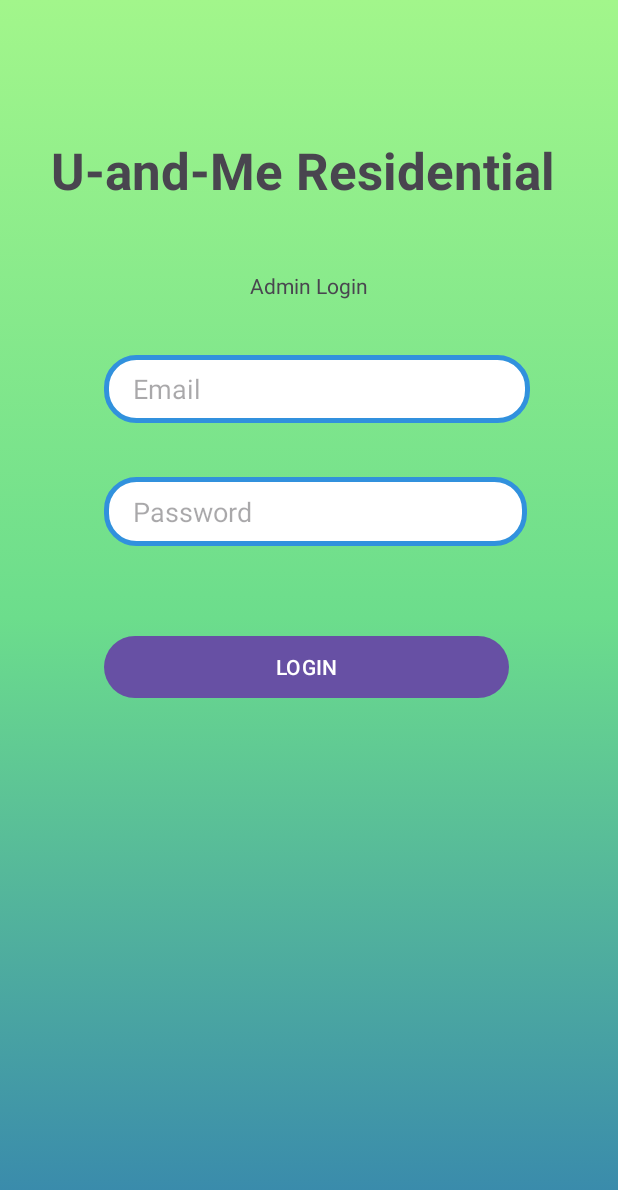
After one commit to MiaoOAO/FYProject, an Android app: the AdminLoginActivity screen opened directly, with no data from a screen before it, on a phone screen of 412 x 824 dp. The commit adds this screen. Shown: the top 1190 px of the screen. Run offline under Robolectric (Android 15) with nearby library versions, the phone set to English and light mode, and no system bars; our stand-ins replace Firebase (no records; nobody signed in at launch, a user with empty details on screens opened directly).

Commit message:
Branch 15 nothing change

```diff
--- a/app/build.gradle.kts
+++ b/app/build.gradle.kts
@@ -50,6 +50,8 @@ dependencies {
     implementation("com.google.firebase:firebase-database:21.0.0")
     implementation("com.google.firebase:firebase-firestore:25.0.0")
     implementation("androidx.activity:activity:1.8.0")
+    implementation("androidx.navigation:navigation-fragment-ktx:2.6.0")
+    implementation("androidx.navigation:navigation-ui-ktx:2.6.0")
     testImplementation("junit:junit:4.13.2")
     androidTestImplementation("androidx.test.ext:junit:1.1.5")
     androidTestImplementation("androidx.test.espresso:espresso-core:3.5.1")
@@ -65,6 +67,7 @@ dependencies {
     implementation ("androidx.recyclerview:recyclerview:1.3.2")
     // for adding cardview
     implementation ("androidx.cardview:cardview:1.0.0")
+    implementation ("com.google.firebase:firebase-storage:20.0.0")
 
 
 }
--- a/app/src/main/AndroidManifest.xml
+++ b/app/src/main/AndroidManifest.xml
@@ -15,6 +15,10 @@
         android:supportsRtl="true"
         android:theme="@style/Theme.FYProject"
         tools:targetApi="31">
+        <activity
+            android:name=".admin.AdminLoginActivity"
+            android:exported="false"
+            android:theme="@style/Theme.FYProject" />
         <activity
             android:name=".ProfileFormActivity"
             android:exported="false" />
--- /dev/null
+++ b/app/src/main/java/com/example/fyproject/admin/AdminLoginActivity.kt
@@ -0,0 +1,62 @@
+package com.example.fyproject.admin
+
+import android.content.Intent
+import android.os.Bundle
+import android.widget.Button
+import android.widget.TextView
+import android.widget.Toast
+import androidx.activity.enableEdgeToEdge
+import androidx.appcompat.app.AppCompatActivity
+import androidx.core.view.ViewCompat
+import androidx.core.view.WindowInsetsCompat
+import com.example.fyproject.ProfileFormActivity
+import com.example.fyproject.R
+import com.example.fyproject.UserMainPage
+import com.example.fyproject.databinding.ActivityAdminLoginBinding
+import com.example.fyproject.databinding.ActivityMainBinding
+import com.google.firebase.Firebase
+import com.google.firebase.auth.FirebaseAuth
+import com.google.firebase.database.DatabaseReference
+import com.google.firebase.database.database
+import com.google.firebase.firestore.firestore
+
+class AdminLoginActivity : AppCompatActivity() {
+
+    private lateinit var binding: ActivityAdminLoginBinding
+    private lateinit var firebaseAuth: FirebaseAuth
+    private lateinit var database: DatabaseReference
+    private var fireStoreDb = Firebase.firestore
+
+    override fun onCreate(savedInstanceState: Bundle?) {
+        super.onCreate(savedInstanceState)
+
+        binding = ActivityAdminLoginBinding.inflate(layoutInflater)
+        setContentView(binding.root)
+
+        firebaseAuth = FirebaseAuth.getInstance()
+        database = Firebase.database.reference
+
+        val login: Button= findViewById(R.id.adminLoginBtn)
+
+        login.setOnClickListener{
+            val email = binding.adminEmailLogin.text.toString()
+            val pass = binding.adminPassLogin.text.toString()
+
+
+            if(email.isNotEmpty() && pass.isNotEmpty()){
+                firebaseAuth.signInWithEmailAndPassword(email, pass).addOnCompleteListener {
+                    if (it.isSuccessful) {
+                            val intent = Intent(this, UserMainPage::class.java)
+                            startActivity(intent)
+                    } else {
+                        Toast.makeText(this, "Email or Password is invalid", Toast.LENGTH_SHORT).show()
+                    }
+                }
+            }else{
+                Toast.makeText(this, "Empty Fields is not allowed", Toast.LENGTH_SHORT).show()
+            }
+        }
+
+    }
+
+}
--- /dev/null
+++ b/app/src/main/res/layout/activity_admin_login.xml
@@ -0,0 +1,78 @@
+<?xml version="1.0" encoding="utf-8"?>
+<androidx.constraintlayout.widget.ConstraintLayout xmlns:android="http://schemas.android.com/apk/res/android"
+    xmlns:app="http://schemas.android.com/apk/res-auto"
+    xmlns:tools="http://schemas.android.com/tools"
+    android:layout_width="match_parent"
+    android:layout_height="match_parent"
+    android:background="@drawable/backgroundcolor"
+    tools:context=".MainActivity">
+
+    <TextView
+        android:id="@+id/textView"
+        android:layout_width="404dp"
+        android:layout_height="62dp"
+        android:layout_marginStart="8dp"
+        android:layout_marginEnd="8dp"
+        android:paddingHorizontal="30dp"
+        android:text="U-and-Me Residential"
+        android:textSize="34sp"
+        android:textStyle="bold"
+        app:layout_constraintBottom_toBottomOf="parent"
+        app:layout_constraintEnd_toEndOf="parent"
+        app:layout_constraintHorizontal_bias="0.555"
+        app:layout_constraintStart_toStartOf="parent"
+        app:layout_constraintTop_toTopOf="parent"
+        app:layout_constraintVertical_bias="0.119" />
+
+    <EditText
+        android:id="@+id/adminEmailLogin"
+        android:layout_width="284dp"
+        android:layout_height="45dp"
+        android:layout_marginTop="84dp"
+        android:background="@drawable/border"
+        android:ems="10"
+        android:hint="  Email"
+        android:inputType="text"
+        android:paddingHorizontal="10dp"
+        app:layout_constraintEnd_toEndOf="parent"
+        app:layout_constraintHorizontal_bias="0.542"
+        app:layout_constraintStart_toStartOf="parent"
+        app:layout_constraintTop_toBottomOf="@+id/textView" />
+
+    <EditText
+        android:id="@+id/adminPassLogin"
+        android:layout_width="282dp"
+        android:layout_height="46dp"
+        android:layout_marginTop="36dp"
+        android:background="@drawable/border"
+        android:ems="10"
+        android:hint="  Password"
+        android:inputType="textPassword"
+        android:paddingHorizontal="10dp"
+        app:layout_constraintEnd_toEndOf="@+id/adminEmailLogin"
+        app:layout_constraintHorizontal_bias="0.0"
+        app:layout_constraintStart_toStartOf="@+id/adminEmailLogin"
+        app:layout_constraintTop_toBottomOf="@+id/adminEmailLogin" />
+
+    <Button
+        android:id="@+id/adminLoginBtn"
+        android:layout_width="270dp"
+        android:layout_height="49dp"
+        android:layout_marginTop="56dp"
+        android:text="LOGIN"
+        app:layout_constraintEnd_toEndOf="@+id/adminPassLogin"
+        app:layout_constraintHorizontal_bias="0.0"
+        app:layout_constraintStart_toStartOf="@+id/adminPassLogin"
+        app:layout_constraintTop_toBottomOf="@+id/adminPassLogin" />
+
+    <TextView
+        android:id="@+id/textView4"
+        android:layout_width="wrap_content"
+        android:layout_height="wrap_content"
+        android:layout_marginTop="28dp"
+        android:text="Admin Login"
+        app:layout_constraintEnd_toEndOf="@+id/textView"
+        app:layout_constraintStart_toStartOf="@+id/textView"
+        app:layout_constraintTop_toBottomOf="@+id/textView" />
+
+</androidx.constraintlayout.widget.ConstraintLayout>
--- a/app/src/main/res/layout/activity_main.xml
+++ b/app/src/main/res/layout/activity_main.xml
@@ -89,7 +89,7 @@
         app:layout_constraintTop_toBottomOf="@+id/userLogin" />
 
     <TextView
-        android:id="@+id/textView4"
+        android:id="@+id/adminLogin"
         android:layout_width="wrap_content"
         android:layout_height="wrap_content"
         android:layout_marginBottom="16dp"
--- a/build.gradle.kts
+++ b/build.gradle.kts
@@ -5,6 +5,7 @@ buildscript {
 }
 // Top-level build file where you can add configuration options common to all sub-projects/modules.
 plugins {
-    id("com.android.application") version "8.4.2" apply false
+    id("com.android.application") version "8.5.1" apply false
     id("org.jetbrains.kotlin.android") version "1.9.22" apply false
+    id("com.google.gms.google-services") version "4.4.2" apply false
 }
```
Also changed, not shown: app/src/main/java/com/example/fyproject/MainActivity.kt (+7 -0 lines), app/src/main/java/com/example/fyproject/UserMainPageFragment.kt (+33 -0 lines), app/src/main/res/layout/fragment_user_main_page.xml (+8 -0 lines), app/src/main/res/values/strings.xml (+42 -0 lines), gradle/wrapper/gradle-wrapper.properties.
